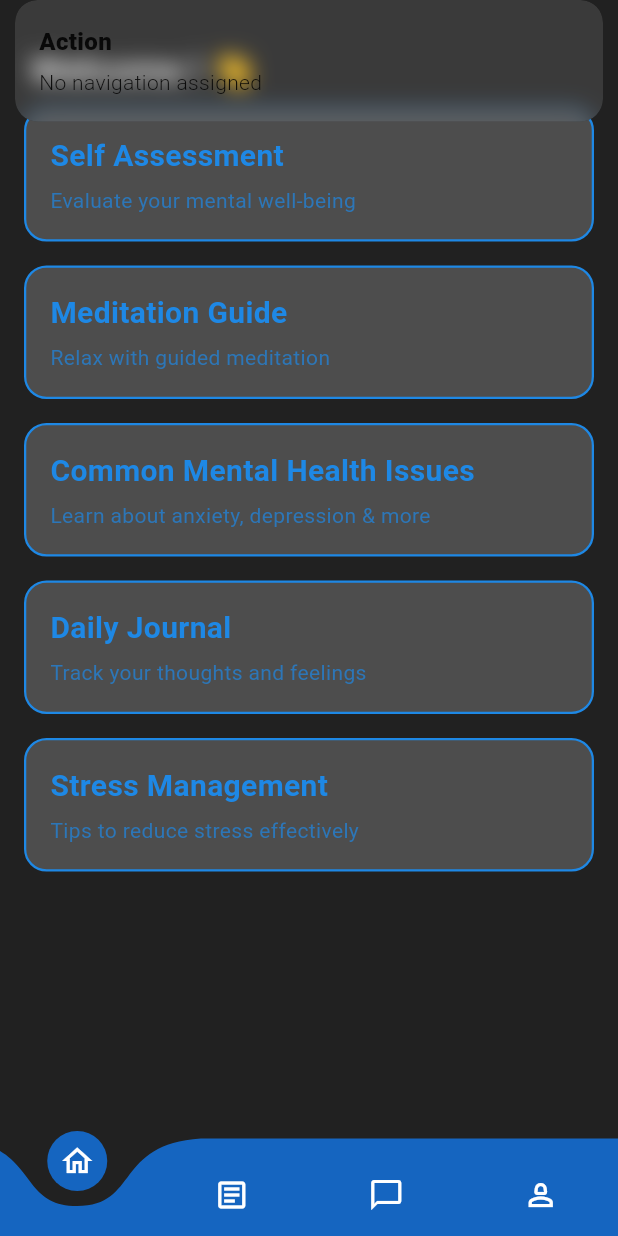
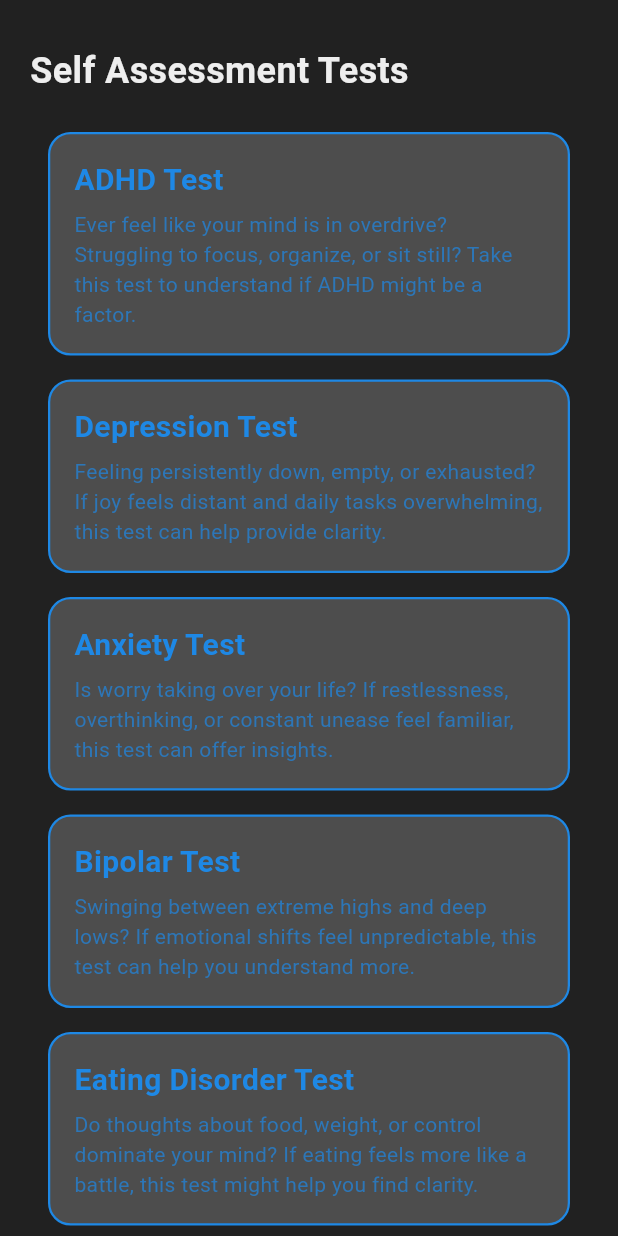
Before and after one commit to khush1yaaar/TakeCare-IdeaLab, a Flutter app: the screen it shows once a user with an empty profile is signed in, after a tap on "Self Assessment", on a phone screen of 412 x 824 dp. Run offline on Flutter 3.47's test engine with Material 3 defaults, Android fonts, the phone set to English and light mode, and no system bars; drawn by our look-alikes of curved_navigation_bar; our stand-ins replace cloud_firestore, dots_indicator, firebase_auth, firebase_core, get, google_sign_in; accounts and stored records are empty.

Commit message:
added custom option and button

```diff
--- a/lib/main.dart
+++ b/lib/main.dart
@@ -2,10 +2,11 @@ import 'package:flutter/material.dart';
 import 'package:get/get.dart';
 import 'package:firebase_core/firebase_core.dart';
 import 'package:firebase_auth/firebase_auth.dart' as firebase_auth;
+import 'package:takecare/controllers/language_controller.dart';
 import 'package:takecare/screens/getstarted_screen.dart';
 import 'package:takecare/screens/bottom_nav_bar.dart';
 import 'package:takecare/themes/themes.dart';
-import 'package:takecare/utils/languages.dart';
+import 'package:takecare/utils/languages/languages.dart';
 import 'firebase_options.dart';
 
 void main() async {
@@ -13,6 +14,7 @@ void main() async {
   await Firebase.initializeApp(
     options: DefaultFirebaseOptions.currentPlatform,
   );
+  Get.put(LanguageController());
   runApp(MyApp());
 }
 
--- a/lib/screens/home_screen.dart
+++ b/lib/screens/home_screen.dart
@@ -1,6 +1,7 @@
 import "package:firebase_auth/firebase_auth.dart";
 import "package:flutter/material.dart";
-import "package:get/get_utils/get_utils.dart";
+import "package:get/get.dart";
+import "package:takecare/screens/self_assessment_screen.dart";
 import "package:takecare/widgets/cards/home_card.dart";
 
 class HomeScreen extends StatelessWidget {
@@ -28,33 +29,36 @@ class HomeScreen extends StatelessWidget {
                   HomeCard(
                     title: "Self Assessment".tr,
                     subtitle: "Evaluate your mental well-being".tr,
+                    onTap: () {
+                      Get.to(SelfAssessmentScreen());
+                    },
                   ),
                   HomeCard(
                     title: "Meditation Guide".tr,
                     subtitle: "Relax with guided meditation".tr,
                     onTap: () {
-                      // Handle navigation or action
+
                     },
                   ),
                   HomeCard(
                     title: "Common Mental Health Issues".tr,
                     subtitle: "Learn about anxiety, depression & more".tr,
                     onTap: () {
-                      // Handle navigation or action
+
                     },
                   ),
                   HomeCard(
                     title: "Daily Journal".tr,
                     subtitle: "Track your thoughts and feelings".tr,
                     onTap: () {
-                      // Handle navigation or action
+
                     },
                   ),
                   HomeCard(
                     title: "Stress Management".tr,
                     subtitle: "Tips to reduce stress effectively".tr,
                     onTap: () {
-                      // Handle navigation or action
+
                     },
                   ),
                 ],
--- /dev/null
+++ b/lib/screens/self_assessment_screen.dart
@@ -0,0 +1,81 @@
+import 'package:flutter/material.dart';
+import 'package:get/get.dart';
+import 'package:takecare/screens/test_screen.dart';
+import 'package:takecare/utils/self_assessment_tests/adhd.dart';
+import 'package:takecare/widgets/cards/home_card.dart';
+
+class SelfAssessmentScreen extends StatelessWidget {
+  const SelfAssessmentScreen({super.key});
+
+  @override
+  Widget build(BuildContext context) {
+    return Scaffold(
+      body: Column(
+        mainAxisAlignment: MainAxisAlignment.start,
+        crossAxisAlignment: CrossAxisAlignment.start,
+        children: [
+          Padding(
+            padding: const EdgeInsets.only(top: 30.0, left: 20),
+            child: Text(
+              'Self Assessment Tests',
+              style: const TextStyle(fontSize: 24, fontWeight: FontWeight.bold),
+            ),
+          ),
+          Expanded(
+            child: ListView(
+              padding: const EdgeInsets.all(16),
+              children: [
+                HomeCard(
+                  title: "ADHD Test",
+                  subtitle:
+                      "Ever feel like your mind is in overdrive? Struggling to focus, organize, or sit still? Take this test to understand if ADHD might be a factor.",
+                  onTap: () => Get.to(TestScreen(test: ADHD())),
+                ),
+                HomeCard(
+                  title: "Depression Test",
+                  subtitle:
+                      "Feeling persistently down, empty, or exhausted? If joy feels distant and daily tasks overwhelming, this test can help provide clarity.",
+                  onTap:
+                      () => Get.snackbar(
+                        "Depression Test Selected",
+                        "Starting your test...",
+                      ),
+                ),
+                HomeCard(
+                  title: "Anxiety Test",
+                  subtitle:
+                      "Is worry taking over your life? If restlessness, overthinking, or constant unease feel familiar, this test can offer insights.",
+                  onTap:
+                      () => Get.snackbar(
+                        "Anxiety Test Selected",
+                        "Starting your test...",
+                      ),
+                ),
+                HomeCard(
+                  title: "Bipolar Test",
+                  subtitle:
+                      "Swinging between extreme highs and deep lows? If emotional shifts feel unpredictable, this test can help you understand more.",
+                  onTap:
+                      () => Get.snackbar(
+                        "Bipolar Test Selected",
+                        "Starting your test...",
+                      ),
+                ),
+                HomeCard(
+                  title: "Eating Disorder Test",
+                  subtitle:
+                      "Do thoughts about food, weight, or control dominate your mind? If eating feels more like a battle, this test might help you find clarity.",
+                  onTap:
+                      () => Get.snackbar(
+                        "Eating Disorder Test Selected",
+                        "Starting your test...",
+                      ),
+                ),
+              ],
+            ),
+          ),
+        ],
+      ),
+    );
+  }
+}
--- a/lib/themes/themes.dart
+++ b/lib/themes/themes.dart
@@ -31,7 +31,7 @@ class CustomTheme {
         headlineSmall: TextStyle(color: Colors.blue.shade700),
         bodyLarge: TextStyle(color: Colors.grey.shade800),
         bodyMedium: TextStyle(color: Colors.grey.shade700),
-        bodySmall: TextStyle(color: Colors.grey.shade600),
+        bodySmall: TextStyle(color: Colors.grey.shade400),
       ),
     );
   }
--- a/lib/utils/languages.dart
+++ b/lib/utils/languages/languages.dart
@@ -1,8 +1,9 @@
 import 'package:get/get.dart';
-import 'package:takecare/utils/french_translations.dart';
-import 'package:takecare/utils/hindi_translations.dart';
+import 'package:takecare/utils/languages/french_translations.dart';
+import 'package:takecare/utils/languages/hindi_translations.dart';
 
 class AppTranslations extends Translations {
+  String currentLanguage = "English";
   @override
  Map<String, Map<String, String>> get keys => {
         'en_US': {
--- /dev/null
+++ b/lib/utils/self_assessment_tests/adhd.dart
@@ -0,0 +1,76 @@
+class ADHD {
+  List<String> questions = [
+    "How often do you have trouble wrapping up the final details of a project, once the challenging parts have been done?",
+    "How often do you have difficulty getting things in order when you have to do a task that requires organization?",
+    "How often do you have problems remembering appointments or obligations?",
+    "When you have a task that requires a lot of thought, how often do you avoid or delay getting started?",
+    "How often do you fidget or squirm with your hands or feet when you have to sit down for a long time?",
+    "How often do you feel overly active and compelled to do things, like you were driven by a motor?",
+    "How often do you make careless mistakes when you have to work on a boring or difficult project?",
+    "How often do you have difficulty keeping your attention when you are doing boring or repetitive work?",
+    "How often do you have difficulty concentrating on what people say to you, even when they are speaking to you directly?",
+    "How often do you misplace or have difficulty finding things at home or at work?",
+    "How often are you distracted by activity or noise around you?",
+    "How often do you leave your seat in meetings or other situations in which you are expected to remain seated?",
+    "How often do you feel restless or fidgety?",
+    "How often do you have difficulty unwinding and relaxing when you have time to yourself?",
+    "How often do you find yourself talking too much when you are in social situations?",
+    "When you’re in a conversation, how often do you find yourself finishing the sentences of the people you are talking to, before they can finish them themselves?",
+    "How often do you have difficulty waiting your turn in situations when turn taking is required?",
+    "How often do you interrupt others when they are busy?",
+  ];
+  List<String> options = [
+    "Never",
+    "Rarely",
+    "Sometimes",
+    "Often",
+    "Very Often",
+  ];
+
+  static const List<int> partAIndexes = [0, 1, 2, 3, 4, 5];
+  static const List<int> shadedScores = [3, 4];
+  static Map<String, dynamic> generateReport(List<int> responses) {
+    if (responses.length != 18) {
+      throw ArgumentError("Invalid number of responses. Expected 18.");
+    }
+
+    int partAScore = 0;
+    int partBShadedCount = 0;
+
+    for (int index in partAIndexes) {
+      if (shadedScores.contains(responses[index])) {
+        partAScore++;
+      }
+    }
+
+    for (int i = 6; i < 18; i++) { // Check remaining Part B responses
+      if (shadedScores.contains(responses[i])) {
+        partBShadedCount++;
+      }
+    }
+
+    String likelihood;
+    if (partAScore >= 4) {
+      likelihood = "High likelihood of ADHD: Your responses indicate a strong presence of symptoms associated with ADHD. It is highly recommended that you seek a professional evaluation to explore diagnosis and possible treatment options.";
+    } else if (partAScore == 2 || partAScore == 3) {
+      likelihood = "Moderate likelihood of ADHD: You have reported some symptoms commonly associated with ADHD. While not definitive, a consultation with a healthcare provider could help assess your condition further.";
+    } else {
+      likelihood = "Low likelihood of ADHD: Your responses do not strongly align with ADHD symptoms. However, if you still experience challenges in focus, organization, or impulsivity, you may consider discussing them with a professional.";
+    }
+
+    String partBAnalysis = "";
+    if (partBShadedCount > 6) {
+      partBAnalysis = "Your Part B responses indicate additional symptoms that may impact daily functioning. It is advised to discuss these with a professional to assess impairment levels.";
+    } else {
+      partBAnalysis = "Your Part B responses do not indicate significant additional symptoms, but individual challenges may still exist.";
+    }
+
+    return {
+      "likelihood": likelihood,
+      "partBAnalysis": partBAnalysis,
+      "partAScore": partAScore,
+      "partBShadedCount": partBShadedCount
+    };
+  }
+
+}
--- a/lib/widgets/cards/home_card.dart
+++ b/lib/widgets/cards/home_card.dart
@@ -20,6 +20,7 @@ class HomeCard extends StatelessWidget {
           margin: const EdgeInsets.symmetric(horizontal: 16, vertical: 8),
           padding: const EdgeInsets.all(16),
           decoration: BoxDecoration(
+            // ignore: deprecated_member_use
             color: Colors.white.withOpacity(0.2),
             borderRadius: BorderRadius.circular(15),
             border: Border.all(
@@ -28,6 +29,7 @@ class HomeCard extends StatelessWidget {
             ),
             boxShadow: [
               BoxShadow(
+                // ignore: deprecated_member_use
                 color: theme.appBarTheme.backgroundColor ?? Colors.blue.withOpacity(0.2),
                 blurRadius: 10,
                 spreadRadius: 1,
@@ -51,6 +53,7 @@ class HomeCard extends StatelessWidget {
                 subtitle,
                 style: TextStyle(
                   fontSize: 14,
+                  // ignore: deprecated_member_use
                   color: theme.appBarTheme.iconTheme?.color?.withOpacity(0.7),
                 ),
               ),
```
Also changed, not shown: lib/controllers/language_controller.dart (added, +11 -0 lines), lib/screens/profile_screen.dart (+5 -3 lines), lib/screens/report_screen.dart (added, +18 -0 lines), lib/screens/test_screen.dart (added, +103 -0 lines), lib/widgets/alert_popups/language_popup.dart (+13 -27 lines), lib/widgets/button.dart (added, +39 -0 lines), lib/widgets/option.dart (added, +43 -0 lines), lib/utils/languages/french_translations.dart (renamed from lib/utils/french_translations.dart), lib/utils/languages/hindi_translations.dart (renamed from lib/utils/hindi_translations.dart).
